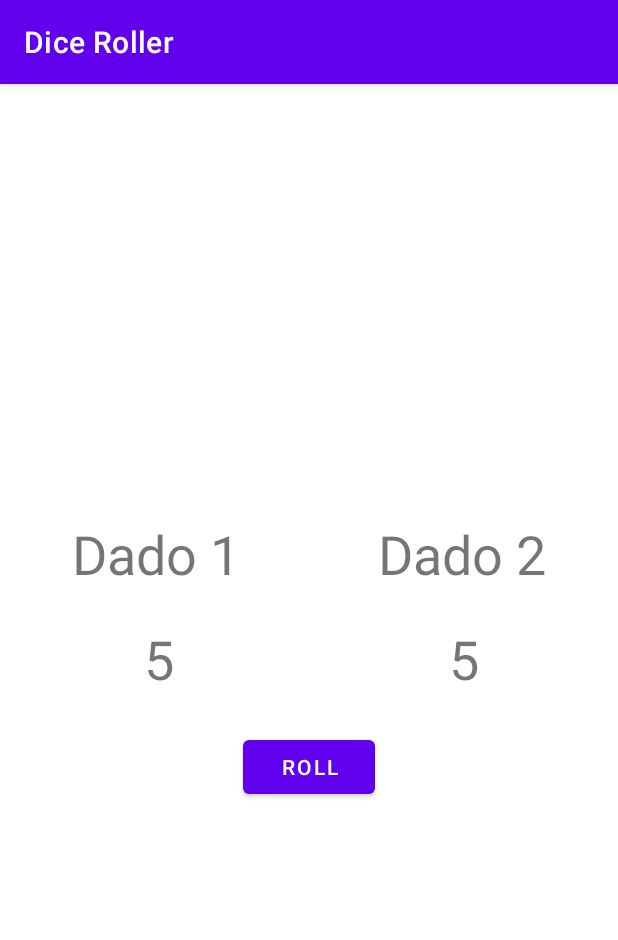
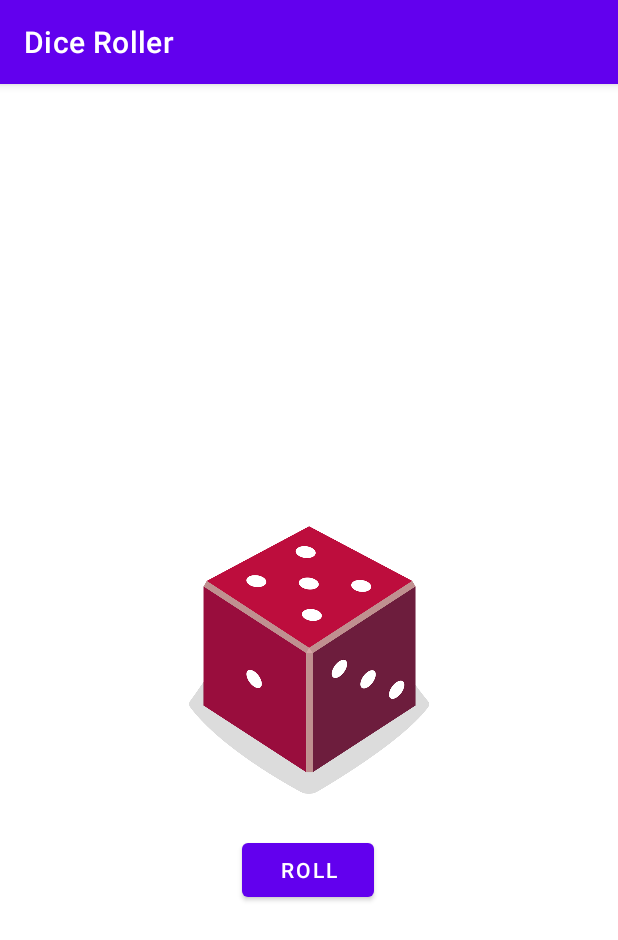
Before and after one commit to Janbrock/DiceRoller, an Android app: the screen it shows after launch (MainActivity), after a tap on "ROLL", on a phone screen of 412 x 824 dp. Shown: the top 940 px of the screen. Run offline under Robolectric (Android 15) with nearby library versions, the phone set to English and light mode, and no system bars.

Commit message:
Colocada imagem de dado que responde ao número gerado pelo click

```diff
--- a/app/src/main/java/com/example/diceroller/MainActivity.kt
+++ b/app/src/main/java/com/example/diceroller/MainActivity.kt
@@ -3,7 +3,7 @@ package com.example.diceroller
 import androidx.appcompat.app.AppCompatActivity
 import android.os.Bundle
 import android.widget.Button
-import android.widget.TextView
+import android.widget.ImageView
 
 class MainActivity : AppCompatActivity() {
     override fun onCreate(savedInstanceState: Bundle?) {
@@ -13,19 +13,19 @@ class MainActivity : AppCompatActivity() {
         val rollButton: Button = findViewById(R.id.button)
 
         rollButton.setOnClickListener {
-            val resultTextView2: TextView = findViewById(R.id.textView2)
-            resultTextView2.text = "Dado 1"
-
-            val resultTextView3: TextView = findViewById(R.id.textView3)
-            resultTextView3.text = "Dado 2"
-
-            val resultTextView: TextView = findViewById(R.id.textView)
-            resultTextView.text = Dice(6).roll().toString()
-
-            val resultTextView4: TextView = findViewById(R.id.textView4)
-            resultTextView4.text = Dice(6).roll().toString()
+            val diceImage: ImageView = findViewById(R.id.imageView)
+            val diceRoll: Int = Dice(6).roll()
+            when (diceRoll) {
+                1 -> diceImage.setImageResource(R.drawable.dice_1)
+                2 -> diceImage.setImageResource(R.drawable.dice_2)
+                3 -> diceImage.setImageResource(R.drawable.dice_3)
+                4 -> diceImage.setImageResource(R.drawable.dice_4)
+                5 -> diceImage.setImageResource(R.drawable.dice_5)
+                6 -> diceImage.setImageResource(R.drawable.dice_6)
+            }
         }
     }
+
 }
 
 //Instancia o dado, rola-o e retorna um número dele
--- a/app/src/main/res/layout/activity_main.xml
+++ b/app/src/main/res/layout/activity_main.xml
@@ -6,67 +6,26 @@
     android:layout_height="match_parent"
     tools:context=".MainActivity">
 
-    <TextView
-        android:id="@+id/textView"
-        android:layout_width="wrap_content"
-        android:layout_height="wrap_content"
-        android:textSize="36sp"
-        app:layout_constraintBottom_toBottomOf="parent"
-        app:layout_constraintHorizontal_bias="0.245"
-        app:layout_constraintLeft_toLeftOf="parent"
-        app:layout_constraintRight_toRightOf="parent"
-        app:layout_constraintTop_toTopOf="parent"
-        app:layout_constraintVertical_bias="0.499"
-        tools:text="1" />
-
-    <TextView
-        android:id="@+id/textView4"
-        android:layout_width="wrap_content"
-        android:layout_height="wrap_content"
-        android:textSize="36sp"
-        app:layout_constraintBottom_toBottomOf="parent"
-        app:layout_constraintHorizontal_bias="0.764"
-        app:layout_constraintLeft_toLeftOf="parent"
-        app:layout_constraintRight_toRightOf="parent"
-        app:layout_constraintTop_toTopOf="parent"
-        app:layout_constraintVertical_bias="0.499"
-        tools:text="2" />
-
-    <TextView
-        android:id="@+id/textView2"
-        android:layout_width="wrap_content"
-        android:layout_height="wrap_content"
-        android:textSize="36sp"
-        app:layout_constraintBottom_toBottomOf="parent"
-        app:layout_constraintHorizontal_bias="0.161"
-        app:layout_constraintLeft_toLeftOf="parent"
-        app:layout_constraintRight_toRightOf="parent"
-        app:layout_constraintTop_toTopOf="parent"
-        app:layout_constraintVertical_bias="0.401"
-        tools:text="Dado 1" />
-
-    <TextView
-        android:id="@+id/textView3"
-        android:layout_width="wrap_content"
-        android:layout_height="wrap_content"
-        android:textSize="36sp"
-        app:layout_constraintBottom_toBottomOf="parent"
-        app:layout_constraintHorizontal_bias="0.841"
-        app:layout_constraintLeft_toLeftOf="parent"
-        app:layout_constraintRight_toRightOf="parent"
-        app:layout_constraintTop_toTopOf="parent"
-        app:layout_constraintVertical_bias="0.401"
-        tools:text="Dado 2" />
-
     <Button
         android:id="@+id/button"
         android:layout_width="wrap_content"
         android:layout_height="wrap_content"
-        android:layout_marginTop="24dp"
+        android:layout_marginTop="16dp"
         android:text="@string/roll"
         app:layout_constraintEnd_toEndOf="parent"
-        app:layout_constraintHorizontal_bias="0.501"
+        app:layout_constraintHorizontal_bias="0.498"
         app:layout_constraintStart_toStartOf="parent"
-        app:layout_constraintTop_toBottomOf="@+id/textView" />
+        app:layout_constraintTop_toBottomOf="@+id/imageView" />
+
+    <ImageView
+        android:id="@+id/imageView"
+        android:layout_width="160dp"
+        android:layout_height="200dp"
+        android:contentDescription="@string/dado"
+        app:layout_constraintBottom_toBottomOf="parent"
+        app:layout_constraintEnd_toEndOf="parent"
+        app:layout_constraintStart_toStartOf="parent"
+        app:layout_constraintTop_toTopOf="parent"
+        tools:srcCompat="@drawable/dice_1" />
 
 </androidx.constraintlayout.widget.ConstraintLayout>
```
Also changed, not shown: app/src/main/res/drawable/dice_1.png (added), app/src/main/res/drawable/dice_2.png (added), app/src/main/res/drawable/dice_3.png (added), app/src/main/res/drawable/dice_4.png (added), app/src/main/res/drawable/dice_5.png (added), app/src/main/res/drawable/dice_6.png (added).
